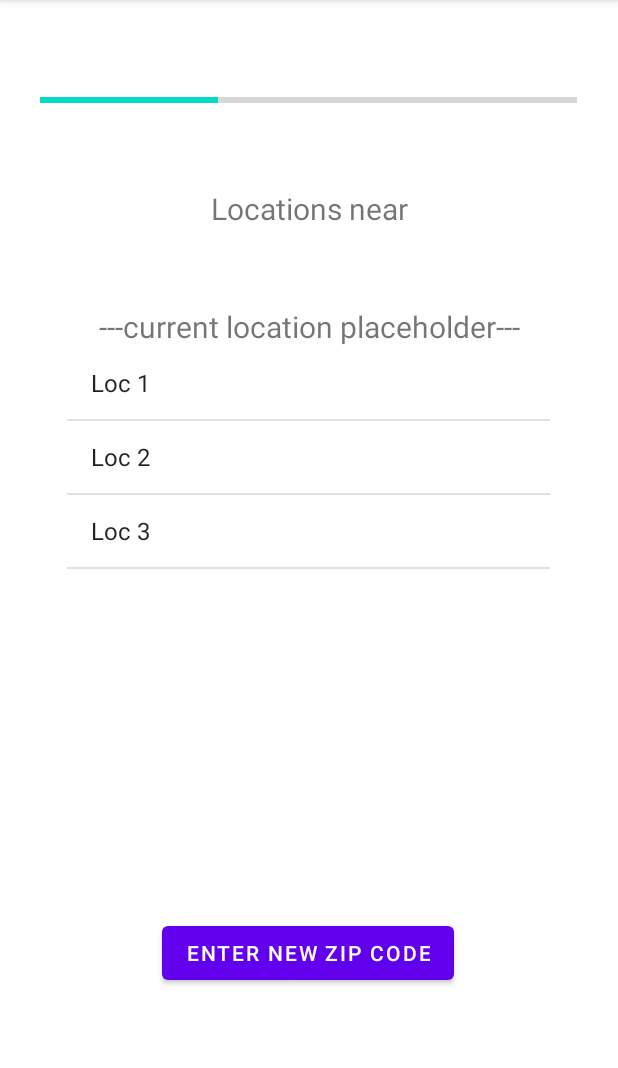
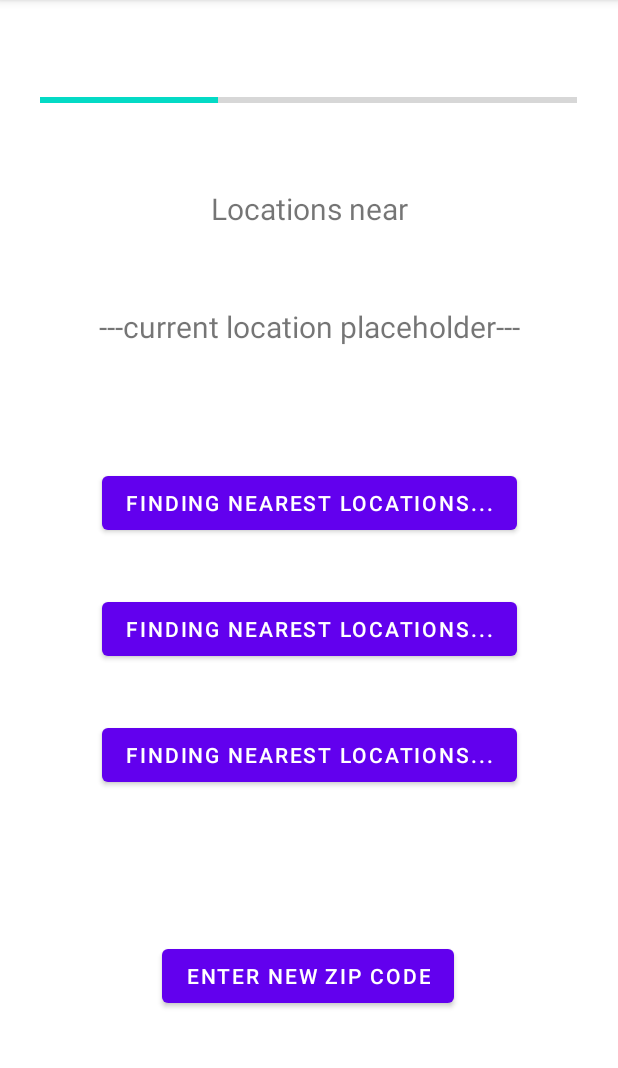
Before and after one commit to Team-Shots/VaxTracker, an Android app: the LocationsActivity screen opened directly, with no data from a screen before it, on a phone screen of 412 x 824 dp, the part 84-1152 px from its top. Run offline under Robolectric (Android 15) with nearby library versions, the phone set to English and light mode, and no system bars.

```diff
--- a/app/src/main/res/layout/activity_locations.xml
+++ b/app/src/main/res/layout/activity_locations.xml
@@ -22,14 +22,14 @@
         android:id="@+id/newZipButton"
         android:layout_width="wrap_content"
         android:layout_height="wrap_content"
-        android:layout_marginTop="3dp"
+        android:layout_marginTop="90dp"
         android:layout_marginBottom="84dp"
         android:text="@string/new_zip"
         app:layout_constraintBottom_toBottomOf="parent"
         app:layout_constraintEnd_toEndOf="parent"
         app:layout_constraintHorizontal_bias="0.497"
         app:layout_constraintStart_toStartOf="parent"
-        app:layout_constraintTop_toBottomOf="@+id/list_locations" />
+        app:layout_constraintTop_toBottomOf="@+id/locationButton3" />
 
     <TextView
         android:id="@+id/displayLocationsTextView"
@@ -54,14 +54,37 @@
         app:layout_constraintStart_toStartOf="parent"
         app:layout_constraintTop_toBottomOf="@+id/displayLocationsTextView" />
 
-    <ListView
-        android:id="@+id/list_locations"
-        android:layout_width="322dp"
-        android:layout_height="351dp"
-        android:entries="@array/found_locations"
+    <Button
+        android:id="@+id/locationButton1"
+        android:layout_width="wrap_content"
+        android:layout_height="wrap_content"
+        android:layout_marginTop="80dp"
+        android:text="@string/finding_locations"
         app:layout_constraintEnd_toEndOf="parent"
-        app:layout_constraintHorizontal_bias="0.494"
+        app:layout_constraintHorizontal_bias="0.501"
         app:layout_constraintStart_toStartOf="parent"
         app:layout_constraintTop_toBottomOf="@+id/currentLocationTextView" />
 
+    <Button
+        android:id="@+id/locationButton2"
+        android:layout_width="wrap_content"
+        android:layout_height="wrap_content"
+        android:layout_marginTop="36dp"
+        android:text="@string/finding_locations"
+        app:layout_constraintEnd_toEndOf="parent"
+        app:layout_constraintStart_toStartOf="parent"
+        app:layout_constraintTop_toBottomOf="@+id/locationButton1" />
+
+    <Button
+        android:id="@+id/locationButton3"
+        android:layout_width="wrap_content"
+        android:layout_height="wrap_content"
+        android:layout_marginTop="36dp"
+        android:text="@string/finding_locations"
+        app:layout_constraintEnd_toEndOf="parent"
+        app:layout_constraintHorizontal_bias="0.501"
+        app:layout_constraintStart_toStartOf="parent"
+        app:layout_constraintTop_toBottomOf="@+id/locationButton2" />
+
+
 </androidx.constraintlayout.widget.ConstraintLayout>
--- a/app/src/main/res/values/strings.xml
+++ b/app/src/main/res/values/strings.xml
@@ -25,10 +25,6 @@
     <string name="ScheduleOnline"> 🌎 Schedule Appointment Online</string>
     <string name="PhoneNumber"> 📞 555-555-5555</string>
 
-    <string-array name="found_locations">
-        <item>Loc 1</item>
-        <item>Loc 2</item>
-        <item>Loc 3</item>
-    </string-array>
+    <string name="finding_locations">Finding Nearest Locations...</string>
 
 </resources>
```
Also changed, not shown: app/src/main/java/com/hfad/vaxtracker/AccessDB.kt (added, +65 -0 lines), app/src/main/java/com/hfad/vaxtracker/LocationsActivity.kt (+114 -47 lines), app/src/main/java/com/hfad/vaxtracker/VaxTrackerDatabaseHelper.kt (added, +98 -0 lines), app/src/main/res/values/ids.xml (added, +7 -0 lines).
